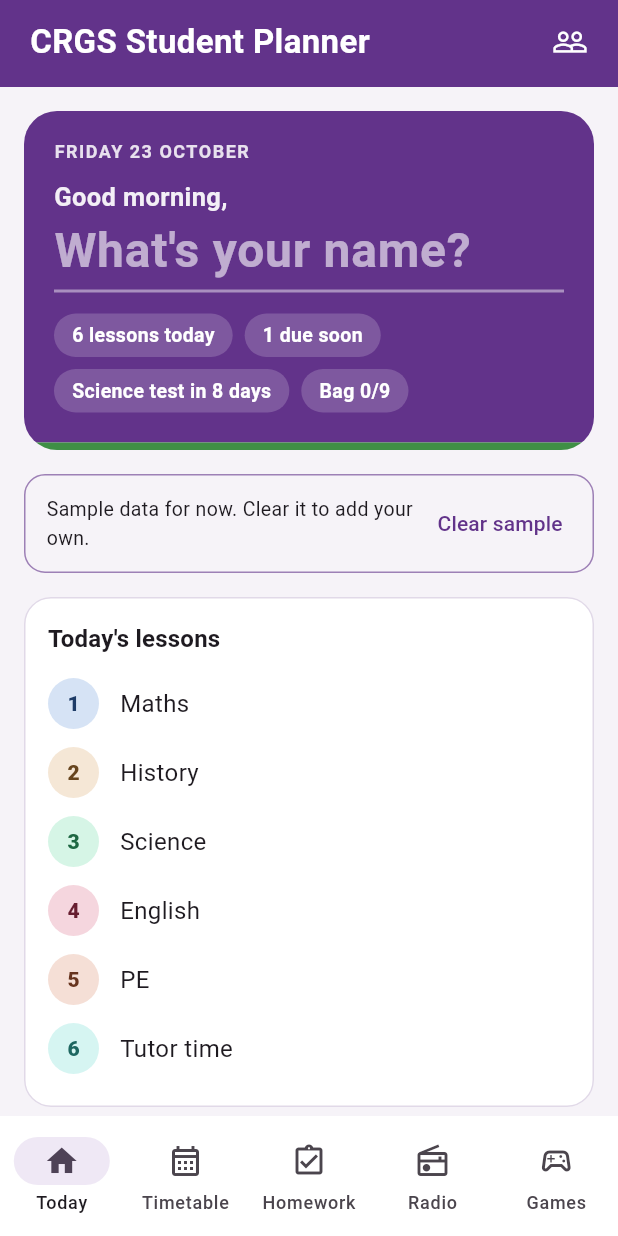
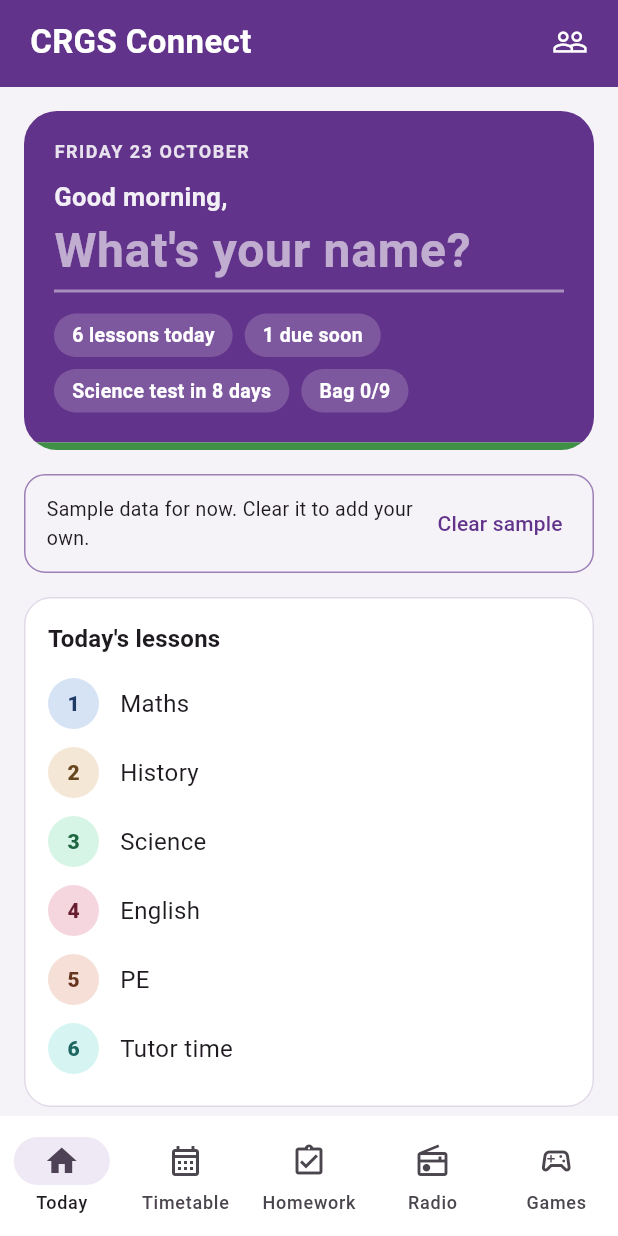
Before and after one commit to Prab187/Aiwire, a Flutter app: the screen it shows after launch, on a phone screen of 412 x 824 dp. Run offline on Flutter 3.47's test engine with Material 3 defaults, Android fonts, the phone set to English and light mode, and no system bars; our stand-ins replace cached_network_image, file_picker, firebase_analytics, firebase_core, flutter_staggered_animations, flutter_tts and 11 more; missing offline and left inert: dart:html, youtube_explode_dart; accounts and stored records are empty; Roboto replaces fonts that are missing (Georgia).

Commit message:
Rename app to CRGS Connect
Header, home screen name, radio station name, store listing, privacy
page, tests and guides. Bundle ID and folder names are unchanged.

Co-Authored-By: Claude Sonnet 5.5 <noreply@anthropic.com>
Claude-Session: https://claude.ai/code/session_01AmBrLcUPcsbb9SQYD6rtPo

```diff
--- a/crgs_planner/lib/main.dart
+++ b/crgs_planner/lib/main.dart
@@ -67,7 +67,7 @@ class CrgsPlannerApp extends StatelessWidget {
   Widget build(BuildContext context) {
     SystemChrome.setSystemUIOverlayStyle(SystemUiOverlayStyle.light);
     return MaterialApp(
-      title: 'CRGS Student Planner',
+      title: 'CRGS Connect',
       debugShowCheckedModeBanner: false,
       theme: buildTheme(Brightness.light),
       darkTheme: buildTheme(Brightness.dark),
@@ -121,7 +121,7 @@ class _HomeShellState extends State<HomeShell> {
                 child: Row(
                   children: [
                     const Expanded(
-                      child: Text('CRGS Student Planner', style: TextStyle(fontFamily: serif, fontSize: 22, fontWeight: FontWeight.w700, color: Colors.white)),
+                      child: Text('CRGS Connect', style: TextStyle(fontFamily: serif, fontSize: 22, fontWeight: FontWeight.w700, color: Colors.white)),
                     ),
                     IconButton(
                       tooltip: 'Contacts',
--- a/crgs_planner/lib/radio/radio_script.dart
+++ b/crgs_planner/lib/radio/radio_script.dart
@@ -1,6 +1,6 @@
 import 'news_item.dart';
 
-const stationName = 'CRGS Student Planner Radio';
+const stationName = 'CRGS Connect Radio';
 
 String _join(List<String> items) {
   if (items.length <= 1) return items.join();
--- a/crgs_planner/pubspec.yaml
+++ b/crgs_planner/pubspec.yaml
@@ -1,5 +1,5 @@
 name: crgs_planner
-description: "CRGS Student Planner: lessons, homework, bag check, contacts and games. Unofficial student app."
+description: "CRGS Connect: lessons, homework, bag check, contacts and games. Unofficial student app."
 # The following line prevents the package from being accidentally published to
 # pub.dev using `flutter pub publish`. This is preferred for private packages.
 publish_to: 'none' # Remove this line if you wish to publish to pub.dev
```
Also changed, not shown: 7 other files.
